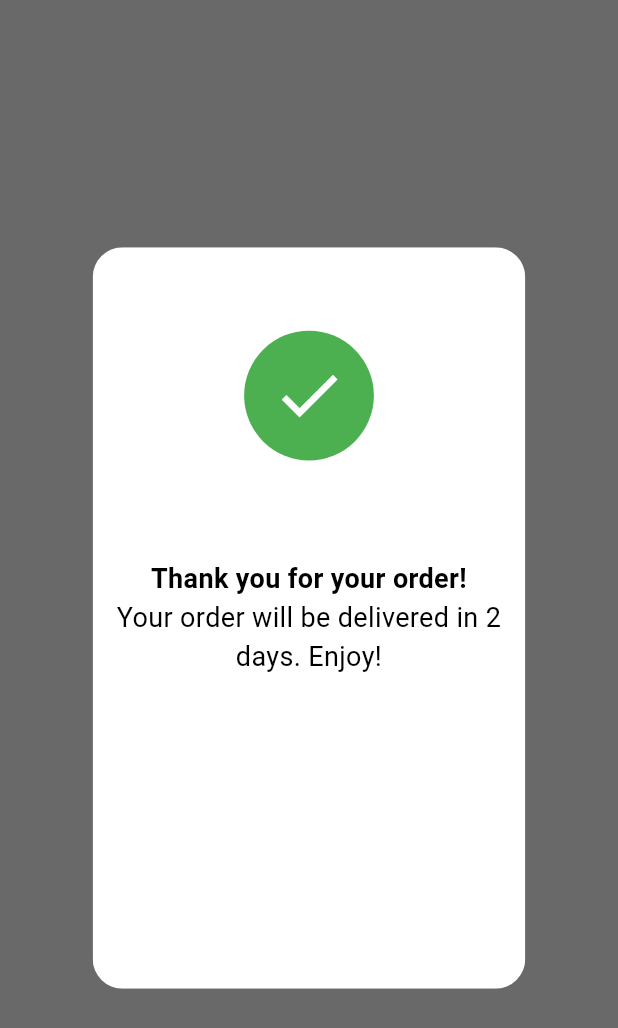
After one commit to GaneshTamang/flutter_animations, a Flutter app: the AnimatedPrompt screen opened directly, on a phone screen of 412 x 824 dp. The commit adds this screen. Shown: the top 1028 px of the screen. Run offline on Flutter 3.47's test engine with Material 3 defaults, Android fonts, the phone set to English and light mode, and no system bars.

Commit message:
completed basics

```diff
--- a/lib/additional_explicit_ani/drag_position_example.dart
+++ b/lib/additional_explicit_ani/drag_position_example.dart
@@ -1,6 +1,4 @@
-import 'package:flutter/cupertino.dart';
 import 'package:flutter/material.dart';
-import 'package:flutter/widgets.dart';
 
 class DraggExample extends StatefulWidget {
   const DraggExample({super.key});
--- /dev/null
+++ b/lib/anim_type_explicit/animated_prompt_box_example9.dart
@@ -0,0 +1,119 @@
+import 'package:flutter/material.dart';
+
+class AnimatedPrompt extends StatefulWidget {
+  const AnimatedPrompt({super.key});
+
+  @override
+  State<AnimatedPrompt> createState() => _AnimatedPromptState();
+}
+
+class _AnimatedPromptState extends State<AnimatedPrompt>
+    with SingleTickerProviderStateMixin {
+  late AnimationController _controller;
+  late Animation<double> _containerScaleAnimation;
+  late Animation<double> _iconScaleAnimation;
+  late Animation<Offset> _yTranslateAnimation;
+
+  @override
+  void initState() {
+    super.initState();
+    _controller = AnimationController(
+      vsync: this,
+      duration: const Duration(seconds: 1),
+    );
+    _iconScaleAnimation = Tween<double>(begin: 9, end: 7).animate(
+      CurvedAnimation(parent: _controller, curve: Curves.easeInOut),
+    );
+// ! perctage of scaling % 200% -> 40% container
+    _containerScaleAnimation = Tween<double>(begin: 3.0, end: 0.3).animate(
+      CurvedAnimation(parent: _controller, curve: Curves.bounceOut),
+    );
+    _yTranslateAnimation = Tween<Offset>(
+      begin: const Offset(0, 0),
+      end: const Offset(0, -0.3),
+    ).animate(CurvedAnimation(
+      parent: _controller,
+      curve: Curves.easeInOut,
+    ));
+  }
+
+  @override
+  void dispose() {
+    _controller.dispose();
+    super.dispose();
+  }
+
+  @override
+  Widget build(BuildContext context) {
+    _controller
+      ..reset()
+      ..forward();
+    return Scaffold(
+      body: Center(
+        child: ClipRRect(
+          child: Container(
+            decoration: BoxDecoration(
+              color: Colors.white,
+              borderRadius: BorderRadius.circular(20),
+            ),
+            child: ConstrainedBox(
+              constraints: BoxConstraints(
+                minHeight: 100,
+                minWidth: 100,
+                maxHeight: MediaQuery.of(context).size.height * 0.6,
+                maxWidth: MediaQuery.of(context).size.width * 0.7,
+              ),
+              child: Stack(
+                children: [
+                  const Column(
+                    mainAxisAlignment: MainAxisAlignment.center,
+                    children: [
+                      Text(
+                        'Thank you for your order!',
+                        textAlign: TextAlign.center,
+                        style: TextStyle(
+                          fontSize: 18,
+                          fontWeight: FontWeight.bold,
+                          color: Colors.black,
+                        ),
+                      ),
+                      Text(
+                        'Your order will be delivered in 2 days. Enjoy!',
+                        textAlign: TextAlign.center,
+                        style: TextStyle(
+                          fontSize: 18,
+                          color: Colors.black,
+                        ),
+                      ),
+                    ],
+                  ),
+                  Positioned.fill(
+                    child: SlideTransition(
+                      position: _yTranslateAnimation,
+                      child: ScaleTransition(
+                        scale: _containerScaleAnimation,
+                        child: Container(
+                          decoration: const BoxDecoration(
+                            color: Colors.green,
+                            shape: BoxShape.circle,
+                          ),
+                          child: ScaleTransition(
+                            scale: _iconScaleAnimation,
+                            child: const Icon(
+                              Icons.check,
+                              color: Colors.white,
+                            ),
+                          ),
+                        ),
+                      ),
+                    ),
+                  ),
+                ],
+              ),
+            ),
+          ),
+        ),
+      ),
+    );
+  }
+}
--- a/lib/main.dart
+++ b/lib/main.dart
@@ -1,5 +1,5 @@
 import 'package:flutter/material.dart';
-import 'package:flutter_animations/additional_explicit_ani/testing.dart';
+import 'package:flutter_animations/screens/main_screen.dart';
 
 void main() {
   runApp(const MyApp());
@@ -23,7 +23,7 @@ class MyApp extends StatelessWidget {
           centerTitle: true,
         ),
       ),
-      home: const DraggExample(),
+      home: const MainScreen(),
     );
   }
 }
```
Also changed, not shown: lib/additional_explicit_ani/bounce.dart (added, +77 -0 lines), lib/anim_type_explicit/_transom_flip_example2.dart (+7 -5 lines), lib/anim_type_explicit/test_transformation.dart (deleted, +0 -85 lines), lib/screens/main_screen.dart (+16 -6 lines), lib/ani_type_implicit/container_aniamtions_example5.dart (renamed from lib/ani_implicit_animations/container_aniamtions_example5.dart), lib/ani_type_implicit/custom_clipper_clippath_color_tween_example6.dart (renamed from lib/ani_implicit_animations/custom_clipper_clippath_color_tween_example6.dart), lib/custom_widgets/custom_clipper.dart (renamed from lib/additional_explicit_ani/custom_clipper.dart).
